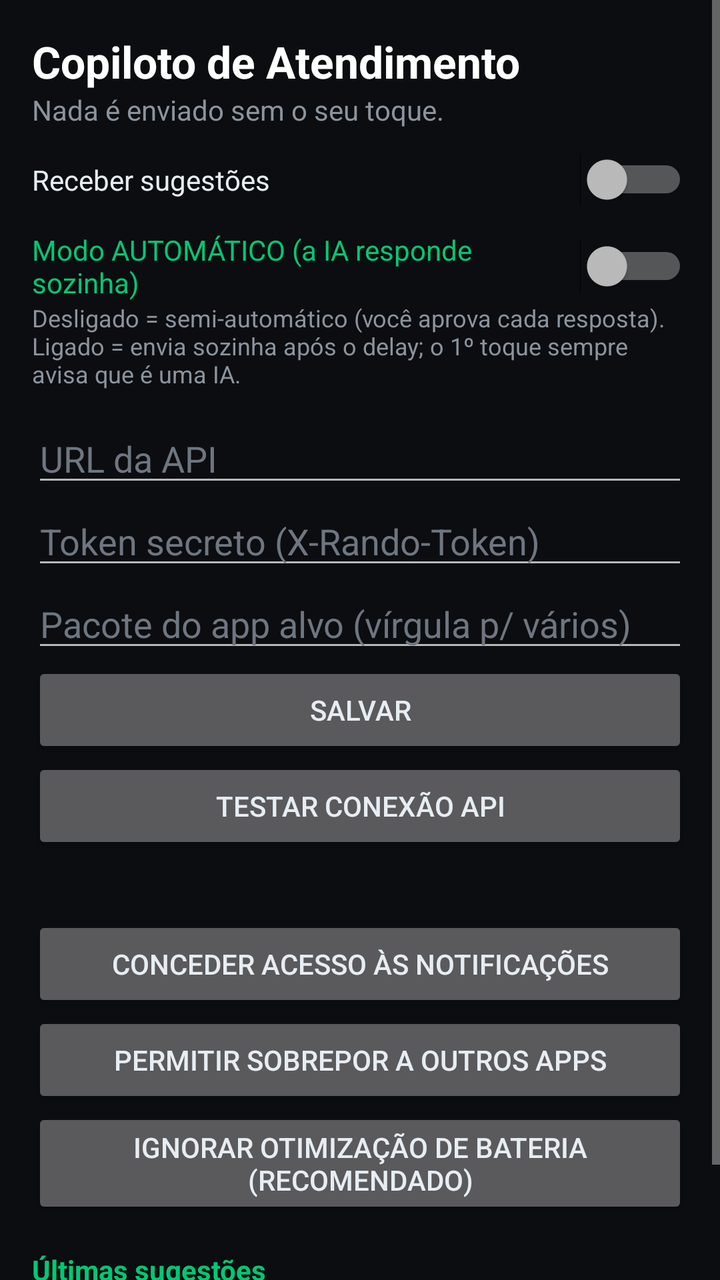
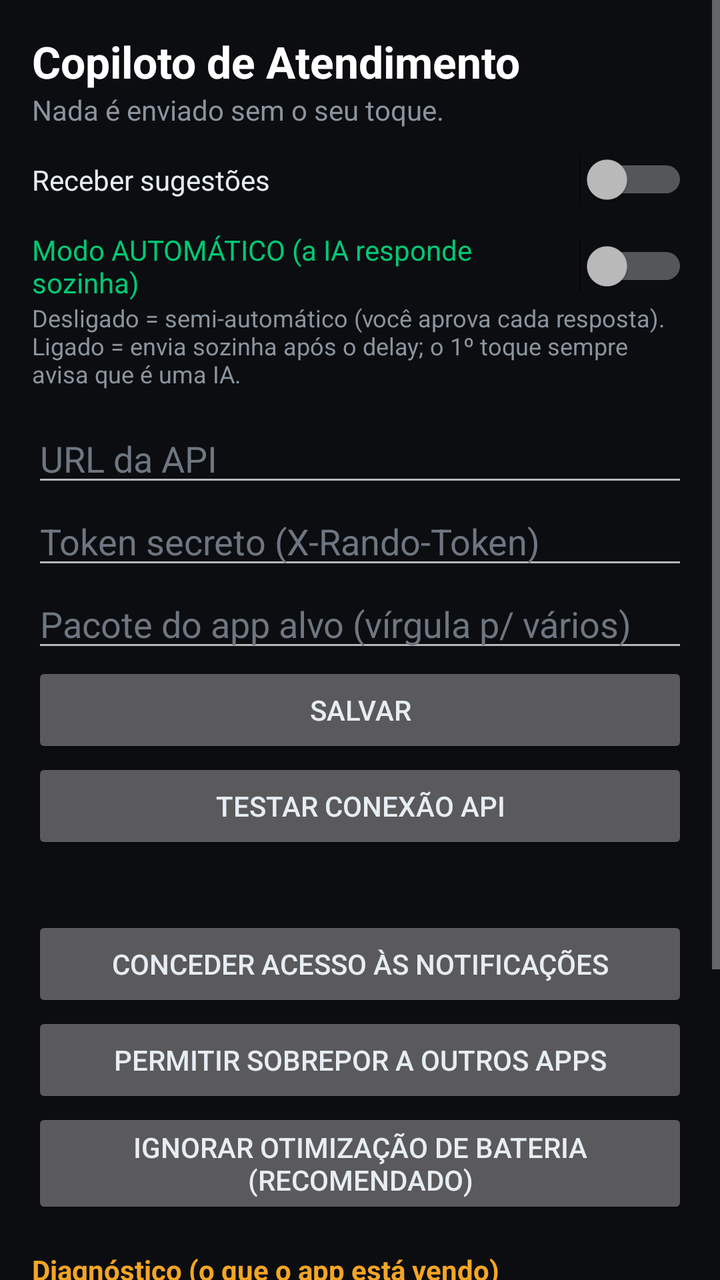

The first picture is an Android layout as it rendered before a commit; the second is the same layout after the commit. The layout source and the unified diff follow.
<!-- AndroidManifest.xml: application theme Theme.Copiloto -->
<!-- res/layout/activity_main.xml -->
<?xml version="1.0" encoding="utf-8"?>
<ScrollView xmlns:android="http://schemas.android.com/apk/res/android"
    android:layout_width="match_parent" android:layout_height="match_parent"
    android:background="#0B0D10" android:fillViewport="true">

    <LinearLayout
        android:layout_width="match_parent" android:layout_height="wrap_content"
        android:orientation="vertical" android:padding="16dp">

        <TextView android:layout_width="wrap_content" android:layout_height="wrap_content"
            android:text="Copiloto de Atendimento" android:textColor="#FFFFFF"
            android:textSize="22sp" android:textStyle="bold" />
        <TextView android:layout_width="wrap_content" android:layout_height="wrap_content"
            android:layout_marginBottom="12dp"
            android:text="Nada é enviado sem o seu toque." android:textColor="#8B949E" />

        <Switch android:id="@+id/swAtivo" android:layout_width="match_parent"
            android:layout_height="wrap_content" android:text="Receber sugestões"
            android:textColor="#E6EDF3" android:layout_marginBottom="12dp" />

        <Switch android:id="@+id/swAuto" android:layout_width="match_parent"
            android:layout_height="wrap_content" android:text="Modo AUTOMÁTICO (a IA responde sozinha)"
            android:textColor="#00C875" />
        <TextView android:id="@+id/tvAutoInfo" android:layout_width="match_parent"
            android:layout_height="wrap_content" android:layout_marginBottom="12dp"
            android:textColor="#8B949E" android:textSize="12sp"
            android:text="Desligado = semi-automático (você aprova cada resposta). Ligado = envia sozinha após o delay; o 1º toque sempre avisa que é uma IA." />

        <EditText android:id="@+id/etUrl" android:layout_width="match_parent"
            android:layout_height="wrap_content" android:hint="URL da API"
            android:inputType="textUri" android:textColor="#E6EDF3" android:textColorHint="#6E7681" />
        <EditText android:id="@+id/etToken" android:layout_width="match_parent"
            android:layout_height="wrap_content" android:hint="Token secreto (X-Rando-Token)"
            android:inputType="textPassword" android:textColor="#E6EDF3" android:textColorHint="#6E7681" />
        <EditText android:id="@+id/etPkg" android:layout_width="match_parent"
            android:layout_height="wrap_content" android:hint="Pacote do app alvo (vírgula p/ vários)"
            android:inputType="text" android:textColor="#E6EDF3" android:textColorHint="#6E7681" />

        <Button android:id="@+id/btSalvar" android:layout_width="match_parent"
            android:layout_height="wrap_content" android:text="SALVAR" />

        <Button android:id="@+id/btTest" android:layout_width="match_parent"
            android:layout_height="wrap_content" android:text="TESTAR CONEXÃO API" />

        <TextView android:id="@+id/tvPerm" android:layout_width="match_parent"
            android:layout_height="wrap_content" android:layout_marginTop="12dp"
            android:textColor="#E6EDF3" />
        <Button android:id="@+id/btNotif" android:layout_width="match_parent"
            android:layout_height="wrap_content" android:text="Conceder acesso às notificações" />
        <Button android:id="@+id/btOverlay" android:layout_width="match_parent"
            android:layout_height="wrap_content" android:text="Permitir sobrepor a outros apps" />

        <Button android:id="@+id/btBattery" android:layout_width="match_parent"
            android:layout_height="wrap_content" android:text="Ignorar otimização de bateria (recomendado)" />

        <TextView android:layout_width="wrap_content" android:layout_height="wrap_content"
            android:layout_marginTop="16dp" android:text="Últimas sugestões"
            android:textColor="#00C875" android:textStyle="bold" />
        <TextView android:id="@+id/tvHist" android:layout_width="match_parent"
            android:layout_height="wrap_content" android:background="#161B22"
            android:padding="12dp" android:textColor="#E6EDF3" android:text="—" />
    </LinearLayout>
</ScrollView>
<!-- resources referenced by this layout -->
<resources>
  <style name="Theme.Copiloto" parent="Theme.AppCompat.NoActionBar">
          <item name="android:windowBackground">#0B0D10</item>
          <item name="android:textColor">#E6EDF3</item>
          <item name="android:statusBarColor">#0B0D10</item>
      </style>
</resources>

<!-- the commit's change to res/layout/activity_main.xml (unified diff, before → after) -->
@@ -54,6 +54,16 @@
             android:layout_height="wrap_content" android:text="Ignorar otimização de bateria (recomendado)" />
 
         <TextView android:layout_width="wrap_content" android:layout_height="wrap_content"
+            android:layout_marginTop="16dp" android:text="Diagnóstico (o que o app está vendo)"
+            android:textColor="#F5A524" android:textStyle="bold" />
+        <Button android:id="@+id/btUsePkg" android:layout_width="match_parent"
+            android:layout_height="wrap_content" android:text="USAR PACOTE DA ÚLTIMA NOTIFICAÇÃO RECEBIDA" />
+        <TextView android:id="@+id/tvDiag" android:layout_width="match_parent"
+            android:layout_height="wrap_content" android:background="#161B22"
+            android:padding="12dp" android:textColor="#C9D1D9" android:textSize="11sp"
+            android:text="Nenhuma notificação vista ainda. Se continuar vazio com mensagens chegando, falta o acesso às notificações." />
+
+        <TextView android:layout_width="wrap_content" android:layout_height="wrap_content"
             android:layout_marginTop="16dp" android:text="Últimas sugestões"
             android:textColor="#00C875" android:textStyle="bold" />
         <TextView android:id="@+id/tvHist" android:layout_width="match_parent"
